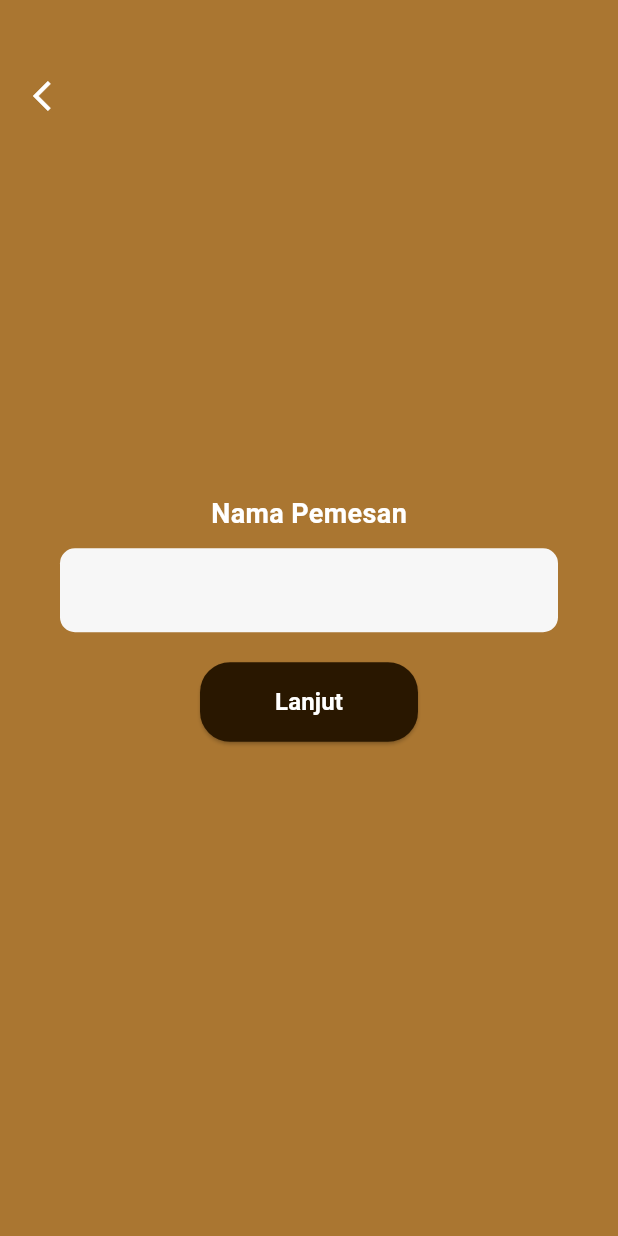
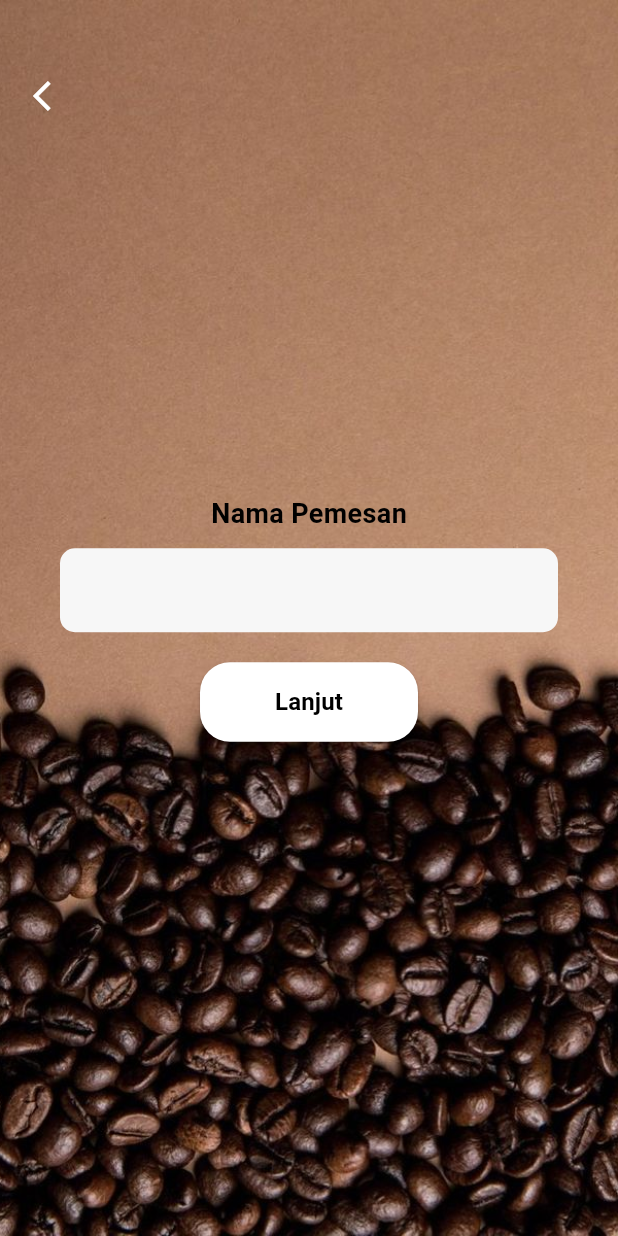
Before and after one commit to nasnaswa/kel2-bestari, a Flutter app: the OrderView screen opened by its route, after a tap on "Take Away", on a phone screen of 412 x 824 dp. Run offline on Flutter 3.47's test engine with Material 3 defaults, Android fonts, the phone set to English and light mode, and no system bars; our stand-ins replace get; network calls fail.

Commit message:
tambah gambar dan edit keranjang

```diff
--- a/lib/app/modules/order/views/order_view.dart
+++ b/lib/app/modules/order/views/order_view.dart
@@ -13,8 +13,12 @@ class OrderView extends GetView<OrderController> {
         children: [
           // Background image
           Container(
-            color: const Color.fromARGB(
-                255, 170, 118, 49), // Warna cokelat polos (tan)
+            decoration: const BoxDecoration(
+              image: DecorationImage(
+                image: AssetImage('assets/images/background.jpg'), // Ganti dengan path aset gambar Anda
+                fit: BoxFit.cover, // Menyesuaikan gambar dengan layar
+              ),
+            ),
           ),
           // Content
           Center(
@@ -35,7 +39,7 @@ class OrderView extends GetView<OrderController> {
                     Get.to(() => const PemesanView());
                   },
                   style: ElevatedButton.styleFrom(
-                    backgroundColor: Color.fromARGB(255, 41, 23, 0),
+                    backgroundColor: Color.fromARGB(255, 0, 0, 0),
                     shape: RoundedRectangleBorder(
                       borderRadius: BorderRadius.circular(20),
                     ),
@@ -46,6 +50,7 @@ class OrderView extends GetView<OrderController> {
                     "Take Away",
                     style: TextStyle(
                       color: Colors.white,
+                      fontWeight: FontWeight.bold,
                       fontSize: 16,
                     ),
                   ),
@@ -66,7 +71,7 @@ class OrderView extends GetView<OrderController> {
                     Get.to(() => const PemesanView());
                   },
                   style: ElevatedButton.styleFrom(
-                    backgroundColor: Color.fromARGB(255, 41, 23, 0),
+                    backgroundColor: Color.fromARGB(255, 255, 255, 255),
                     shape: RoundedRectangleBorder(
                       borderRadius: BorderRadius.circular(20),
                     ),
@@ -76,7 +81,8 @@ class OrderView extends GetView<OrderController> {
                   child: const Text(
                     "Dine In",
                     style: TextStyle(
-                      color: Colors.white,
+                      color: Color.fromARGB(255, 0, 0, 0),
+                      fontWeight: FontWeight.bold,
                       fontSize: 16,
                     ),
                   ),
--- a/lib/app/modules/pemesan/views/pemesan_view.dart
+++ b/lib/app/modules/pemesan/views/pemesan_view.dart
@@ -16,8 +16,12 @@ class PemesanView extends GetView<PemesanController> {
         children: [
           // Background dengan warna cokelat solid
           Container(
-            color: const Color.fromARGB(
-                255, 170, 118, 49), // Warna cokelat polos (tan)
+            decoration: const BoxDecoration(
+              image: DecorationImage(
+                image: AssetImage('assets/images/background.jpg'), // Ganti dengan path aset gambar Anda
+                fit: BoxFit.cover, // Menyesuaikan gambar dengan layar
+              ),
+            ),
           ),
           // Konten
           Center(
@@ -28,7 +32,7 @@ class PemesanView extends GetView<PemesanController> {
                   "Nama Pemesan",
                   style: TextStyle(
                     fontSize: 18,
-                    color: Colors.white,
+                    color: Color.fromARGB(255, 0, 0, 0),
                     fontWeight: FontWeight.bold,
                   ),
                 ),
@@ -67,7 +71,7 @@ class PemesanView extends GetView<PemesanController> {
                     }
                   },
                   style: ElevatedButton.styleFrom(
-                    backgroundColor: Color.fromARGB(255, 41, 23, 0),
+                    backgroundColor: Color.fromARGB(255, 255, 255, 255),
                     shape: RoundedRectangleBorder(
                       borderRadius: BorderRadius.circular(20),
                     ),
@@ -77,7 +81,7 @@ class PemesanView extends GetView<PemesanController> {
                   child: const Text(
                     "Lanjut",
                     style: TextStyle(
-                      color: Colors.white,
+                      color: Color.fromARGB(255, 0, 0, 0),
                       fontSize: 16,
                       fontWeight: FontWeight.bold,
                     ),
```
Also changed, not shown: lib/app/modules/front_page/views/front_page_view.dart (+3 -12 lines), lib/app/modules/homepage/views/homepage_view.dart (+8 -14 lines), lib/app/modules/keranjang/controllers/keranjang_controller.dart (+9 -3 lines), lib/app/modules/keranjang/views/keranjang_view.dart (+7 -2 lines), assets/images/coffe.jpg (added), assets/images/tahu.jpg (added).
